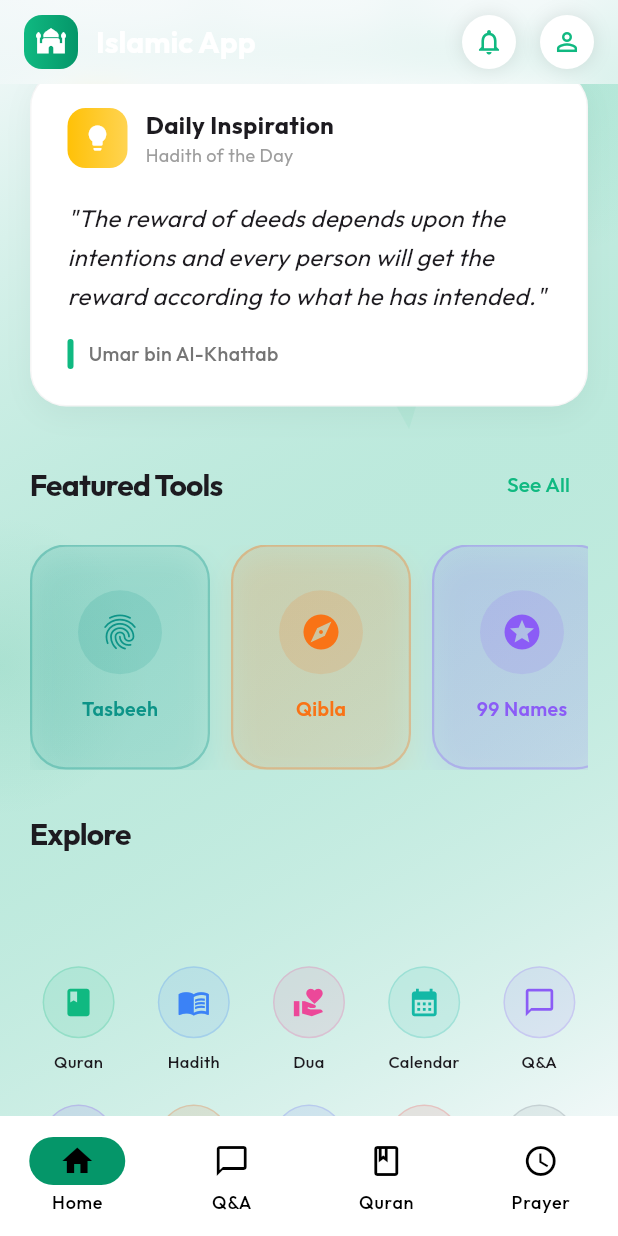
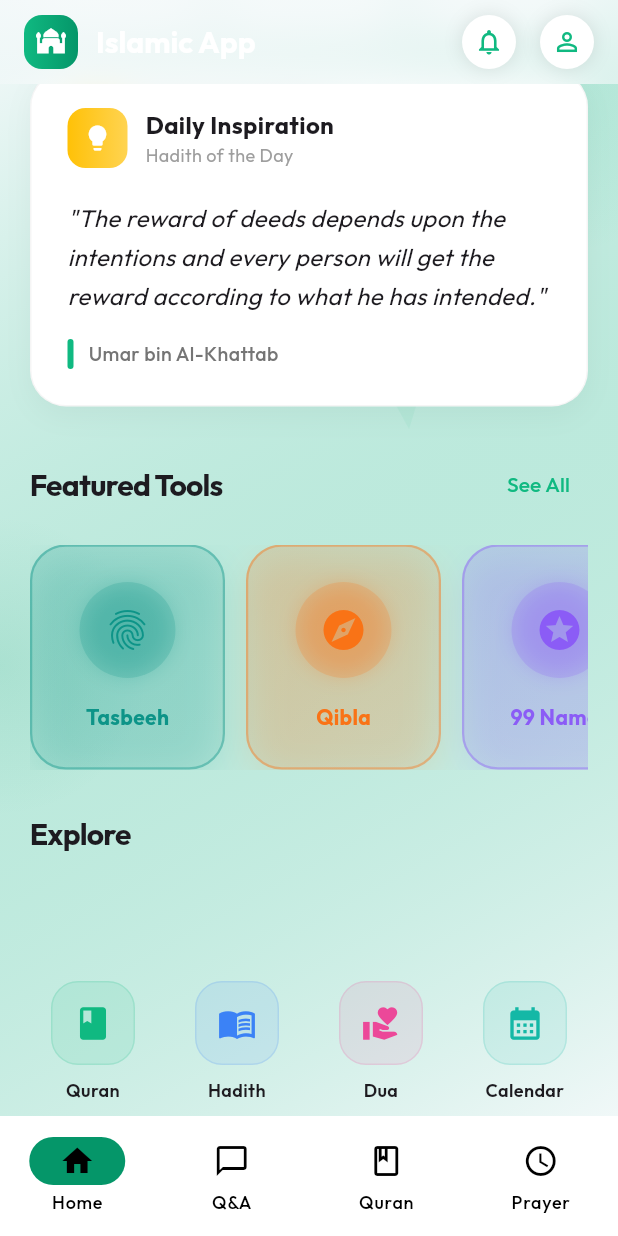
Before and after one commit to Muhammadd-01/Islamic_App, a Flutter app: the screen it shows once a user with an empty profile is signed in, scrolled down 576 dp, on a phone screen of 412 x 824 dp. Run offline on Flutter 3.47's test engine with Material 3 defaults, Android fonts, the light colour scheme and no system bars; drawn by our look-alikes of flutter_animate; our stand-ins replace cloud_firestore, firebase_auth, firebase_core, firebase_storage, flutter_riverpod, geolocator and 8 more; missing offline and left inert: flutter_facebook_auth; accounts and stored records are empty; network calls fail.

Commit message:
Islamic_App

```diff
--- a/lib/app_router.dart
+++ b/lib/app_router.dart
@@ -56,11 +56,20 @@ final goRouter = GoRouter(
         return ScaffoldWithNavBar(child: child);
       },
       routes: [
-        GoRoute(path: '/', builder: (context, state) => const AuthGate()),
-        GoRoute(path: '/qa', builder: (context, state) => const QAScreen()),
+        GoRoute(
+          path: '/',
+          pageBuilder: (context, state) =>
+              const NoTransitionPage(child: AuthGate()),
+        ),
+        GoRoute(
+          path: '/qa',
+          pageBuilder: (context, state) =>
+              const NoTransitionPage(child: QAScreen()),
+        ),
         GoRoute(
           path: '/quran',
-          builder: (context, state) => const QuranScreen(),
+          pageBuilder: (context, state) =>
+              const NoTransitionPage(child: QuranScreen()),
           routes: [
             GoRoute(
               path: ':number',
@@ -74,7 +83,8 @@ final goRouter = GoRouter(
         ),
         GoRoute(
           path: '/prayer',
-          builder: (context, state) => const PrayerScreen(),
+          pageBuilder: (context, state) =>
+              const NoTransitionPage(child: PrayerScreen()),
         ),
         GoRoute(
           path: '/tasbeeh',
--- a/lib/presentation/home/home_screen.dart
+++ b/lib/presentation/home/home_screen.dart
@@ -858,24 +858,25 @@ class _GlassmorphicToolCard extends StatelessWidget {
     return GestureDetector(
       onTap: onTap,
       child: Container(
-        width: 120,
+        width: 130, // Increased width
         padding: const EdgeInsets.all(16),
         decoration: BoxDecoration(
           gradient: LinearGradient(
             begin: Alignment.topLeft,
             end: Alignment.bottomRight,
             colors: [
-              color.withValues(alpha: 0.15),
-              color.withValues(alpha: 0.05),
+              color.withValues(alpha: 0.20), // Slightly more opaque
+              color.withValues(alpha: 0.08),
             ],
           ),
           borderRadius: BorderRadius.circular(24),
-          border: Border.all(color: color.withValues(alpha: 0.3), width: 1.5),
+          border: Border.all(color: color.withValues(alpha: 0.4), width: 1.5),
           boxShadow: [
             BoxShadow(
-              color: color.withValues(alpha: 0.1),
-              blurRadius: 15,
+              color: color.withValues(alpha: 0.15),
+              blurRadius: 20,
               offset: const Offset(0, 8),
+              spreadRadius: -2,
             ),
           ],
         ),
@@ -883,20 +884,27 @@ class _GlassmorphicToolCard extends StatelessWidget {
           mainAxisAlignment: MainAxisAlignment.center,
           children: [
             Container(
-              padding: const EdgeInsets.all(14),
+              padding: const EdgeInsets.all(16), // Larger padding
               decoration: BoxDecoration(
-                color: color.withValues(alpha: 0.15),
+                color: color.withValues(alpha: 0.2),
                 shape: BoxShape.circle,
+                boxShadow: [
+                  BoxShadow(
+                    color: color.withValues(alpha: 0.3),
+                    blurRadius: 12,
+                    spreadRadius: -2,
+                  ),
+                ],
               ),
-              child: Icon(icon, color: color, size: 28),
+              child: Icon(icon, color: color, size: 32), // Larger icon
             ),
-            const SizedBox(height: 14),
+            const SizedBox(height: 16),
             Text(
               title,
               style: TextStyle(
-                fontWeight: FontWeight.w600,
+                fontWeight: FontWeight.bold, // Bolder text
                 color: color,
-                fontSize: 13,
+                fontSize: 14, // Larger font
               ),
             ),
           ],
@@ -972,10 +980,10 @@ class _QuickActionsGrid extends StatelessWidget {
       shrinkWrap: true,
       physics: const NeverScrollableScrollPhysics(),
       gridDelegate: const SliverGridDelegateWithFixedCrossAxisCount(
-        crossAxisCount: 5,
+        crossAxisCount: 4, // Changed to 4 columns for better spacing
         mainAxisSpacing: 16,
         crossAxisSpacing: 12,
-        childAspectRatio: 0.85,
+        childAspectRatio: 0.8, // Taller aspect ratio
       ),
       itemCount: actions.length,
       itemBuilder: (context, index) {
@@ -985,7 +993,7 @@ class _QuickActionsGrid extends StatelessWidget {
           label: action.label,
           color: action.color,
           onTap: () => context.push(action.route),
-        ).animate(delay: (50 * index).ms).fade().scale();
+        ).animate(delay: (30 * index).ms).fade().scale();
       },
     );
   }
@@ -1017,23 +1025,23 @@ class _QuickActionItem extends StatelessWidget {
   Widget build(BuildContext context) {
     return InkWell(
       onTap: onTap,
-      borderRadius: BorderRadius.circular(16),
+      borderRadius: BorderRadius.circular(20),
       child: Column(
         mainAxisAlignment: MainAxisAlignment.center,
         children: [
           Container(
-            padding: const EdgeInsets.all(12),
+            padding: const EdgeInsets.all(14),
             decoration: BoxDecoration(
               color: color.withValues(alpha: 0.1),
-              shape: BoxShape.circle,
-              border: Border.all(color: color.withValues(alpha: 0.2)),
+              borderRadius: BorderRadius.circular(18), // Squircle shape
+              border: Border.all(color: color.withValues(alpha: 0.15)),
             ),
-            child: Icon(icon, color: color, size: 22),
+            child: Icon(icon, color: color, size: 26),
           ),
           const SizedBox(height: 8),
           Text(
             label,
-            style: const TextStyle(fontSize: 11, fontWeight: FontWeight.w500),
+            style: const TextStyle(fontSize: 12, fontWeight: FontWeight.w600),
             textAlign: TextAlign.center,
             maxLines: 1,
             overflow: TextOverflow.ellipsis,
```
Also changed, not shown: lib/presentation/profile/user_profile_screen.dart (+21 -2 lines).
